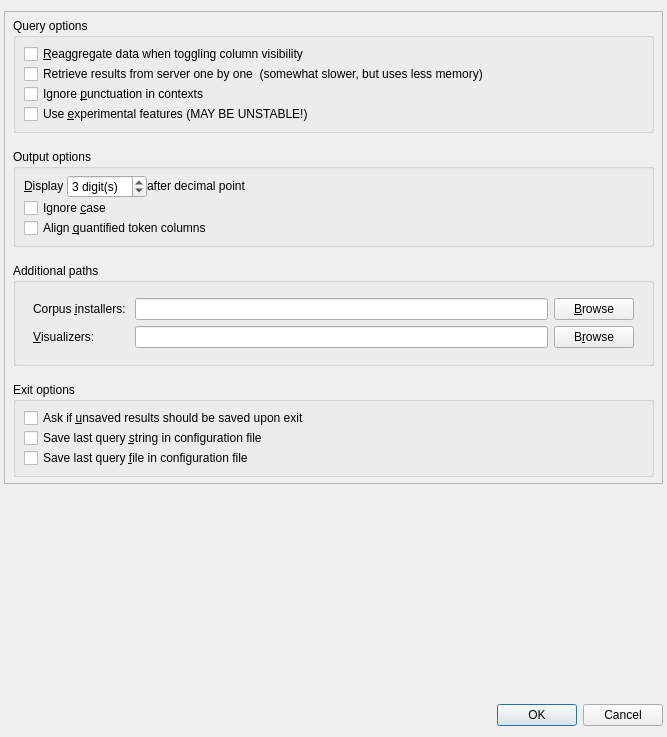
gkunter/coquery, file coquery/gui/ui/settings.ui: the form before one commit.
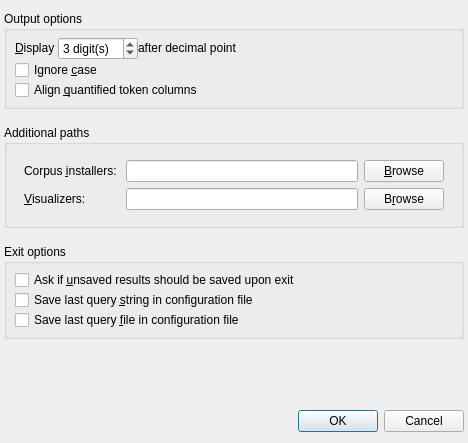
The form after the commit. Icons and pictures are not drawn.

Commit message: Reorganize settings

```diff
--- a/coquery/gui/ui/settings.ui
+++ b/coquery/gui/ui/settings.ui
@@ -6,8 +6,8 @@
    <rect>
     <x>0</x>
     <y>0</y>
-    <width>667</width>
-    <height>737</height>
+    <width>468</width>
+    <height>443</height>
    </rect>
   </property>
   <property name="sizePolicy">
@@ -30,93 +30,7 @@
     <number>4</number>
    </property>
    <item>
-    <widget class="QFrame" name="frame">
-     <property name="sizePolicy">
-      <sizepolicy hsizetype="Preferred" vsizetype="Preferred">
-       <horstretch>0</horstretch>
-       <verstretch>0</verstretch>
-      </sizepolicy>
-     </property>
-     <property name="frameShape">
-      <enum>QFrame::StyledPanel</enum>
-     </property>
-     <property name="frameShadow">
-      <enum>QFrame::Raised</enum>
-     </property>
-     <layout class="QVBoxLayout" name="verticalLayout_5">
-      <property name="spacing">
-       <number>16</number>
-      </property>
-      <property name="leftMargin">
-       <number>8</number>
-      </property>
-      <property name="topMargin">
-       <number>6</number>
-      </property>
-      <property name="rightMargin">
-       <number>8</number>
-      </property>
-      <property name="bottomMargin">
-       <number>6</number>
-      </property>
-      <item>
-       <widget class="QGroupBox" name="groupBox">
-        <property name="title">
-         <string>Query options</string>
-        </property>
-        <layout class="QHBoxLayout" name="horizontalLayout_5">
-         <property name="spacing">
-          <number>0</number>
-         </property>
-         <property name="leftMargin">
-          <number>8</number>
-         </property>
-         <property name="topMargin">
-          <number>6</number>
-         </property>
-         <property name="rightMargin">
-          <number>8</number>
-         </property>
-         <property name="bottomMargin">
-          <number>6</number>
-         </property>
-         <item>
-          <layout class="QVBoxLayout" name="verticalLayout">
-           <item>
-            <widget class="QCheckBox" name="check_reaggregate_data">
-             <property name="text">
-              <string>&amp;Reaggregate data when toggling column visibility</string>
-             </property>
-            </widget>
-           </item>
-           <item>
-            <widget class="QCheckBox" name="check_server_side">
-             <property name="text">
-              <string>Retrieve results from server one by one  (somewhat slower, but uses less memory)</string>
-             </property>
-            </widget>
-           </item>
-           <item>
-            <widget class="QCheckBox" name="check_ignore_punctuation">
-             <property name="text">
-              <string>Ignore &amp;punctuation in contexts</string>
-             </property>
-            </widget>
-           </item>
-           <item>
-            <widget class="QCheckBox" name="check_experimental">
-             <property name="text">
-              <string>Use &amp;experimental features (MAY BE UNSTABLE!)</string>
-             </property>
-            </widget>
-           </item>
-          </layout>
-         </item>
-        </layout>
-       </widget>
-      </item>
-      <item>
-       <widget class="QGroupBox" name="groupBox">
+    <widget class="QGroupBox" name="groupBox_2">
         <property name="title">
          <string>Output options</string>
         </property>
@@ -223,7 +137,7 @@
        </widget>
       </item>
       <item>
-       <widget class="QGroupBox" name="groupBox">
+    <widget class="QGroupBox" name="groupBox_3">
         <property name="title">
          <string>Additional paths</string>
         </property>
@@ -333,7 +247,7 @@
        </widget>
       </item>
       <item>
-       <widget class="QGroupBox" name="groupBox">
+    <widget class="QGroupBox" name="groupBox_4">
         <property name="title">
          <string>Exit options</string>
         </property>
@@ -377,9 +291,6 @@
             </widget>
            </item>
           </layout>
-         </item>
-        </layout>
-       </widget>
       </item>
      </layout>
     </widget>
```
Lines whose indentation alone changed are shown as unchanged. The commit also changes 2 other files.
